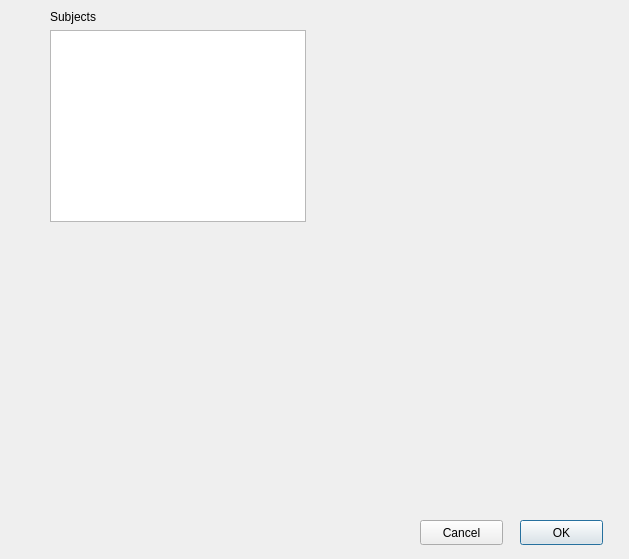
Above: param_panel.ui from olivierfriard/BORIS before the change. Below: the same form after it.
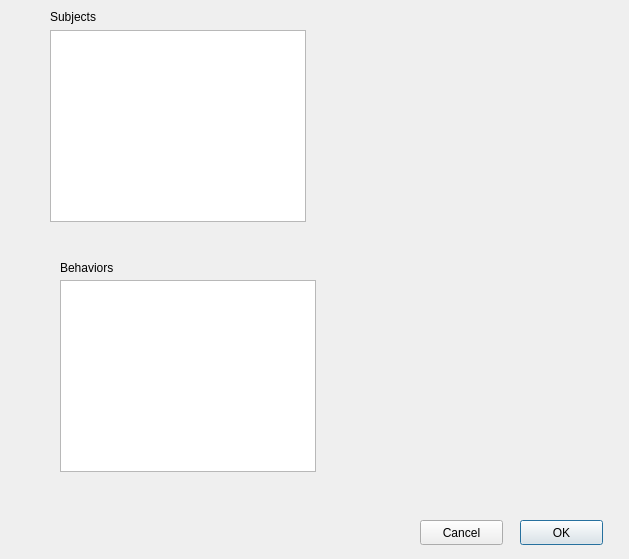
That is the form after the change.

Commit message: work on paramaters panel

Patch:
```diff
--- a/param_panel.ui
+++ b/param_panel.ui
@@ -62,6 +62,29 @@
     <string>Subjects</string>
    </property>
   </widget>
+  <widget class="QListWidget" name="lwBehaviors">
+   <property name="geometry">
+    <rect>
+     <x>60</x>
+     <y>280</y>
+     <width>256</width>
+     <height>192</height>
+    </rect>
+   </property>
+  </widget>
+  <widget class="QLabel" name="lbBehaviors">
+   <property name="geometry">
+    <rect>
+     <x>60</x>
+     <y>260</y>
+     <width>61</width>
+     <height>16</height>
+    </rect>
+   </property>
+   <property name="text">
+    <string>Behaviors</string>
+   </property>
+  </widget>
  </widget>
  <resources/>
  <connections/>
```
Left out of the diff: 2 changed lines with no effect on the pictures. The commit also changes 2 other files.
